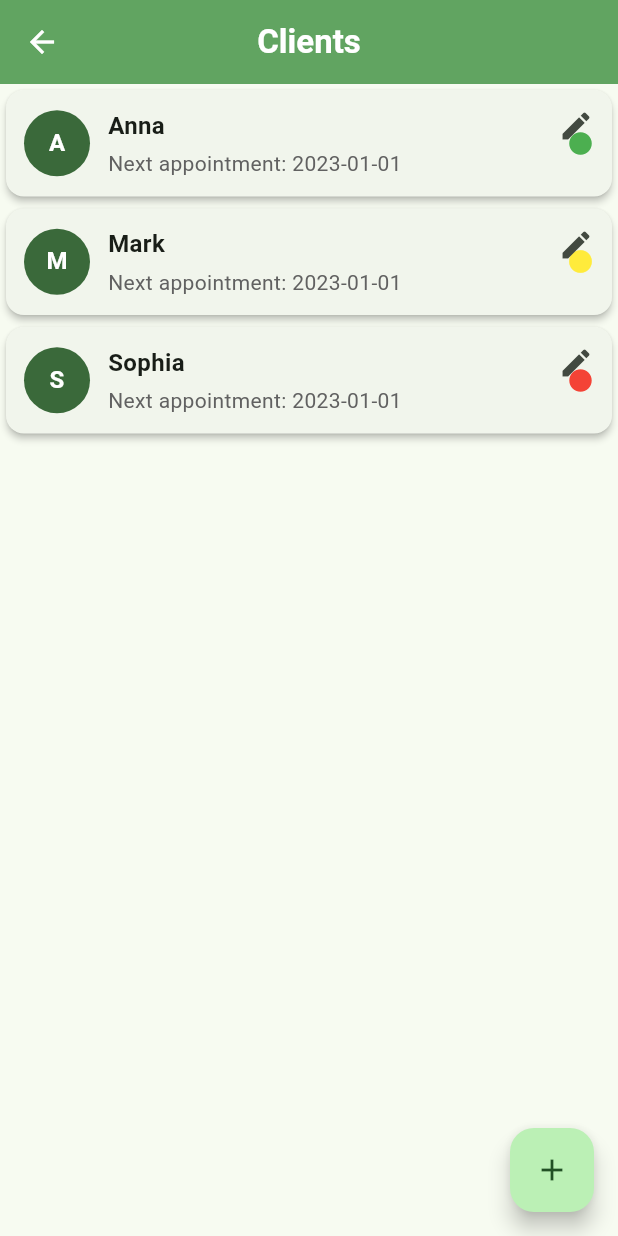
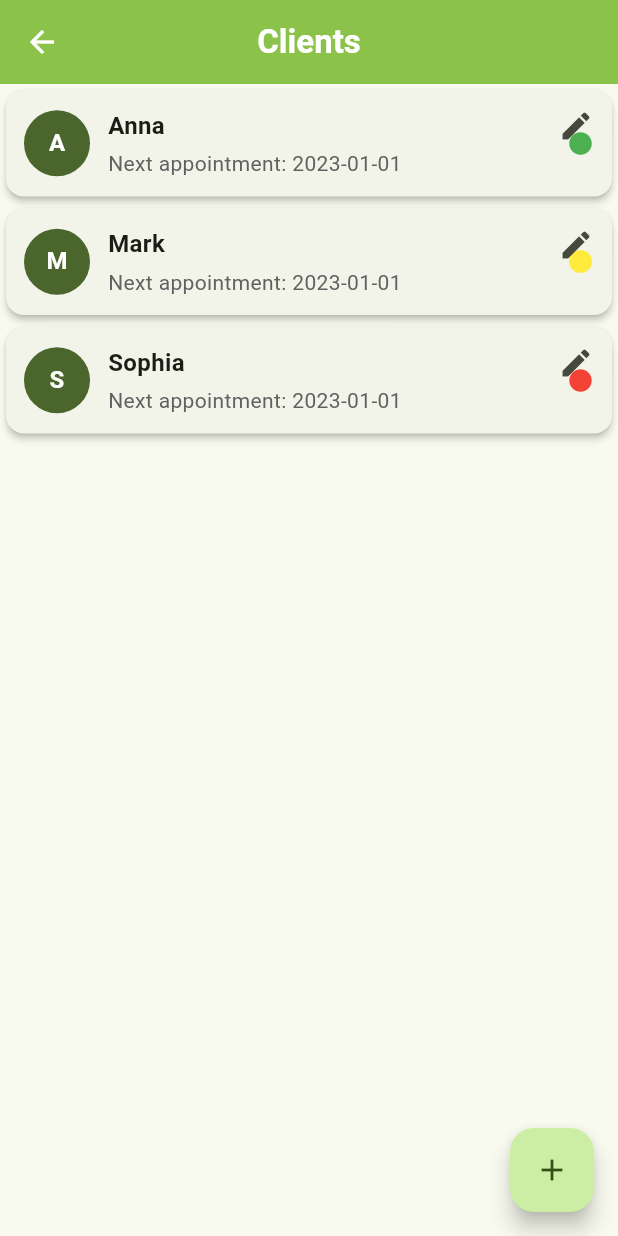
Before and after one commit to rosamarker/HealthyHabits, a Flutter app: the screen it shows after launch, after a tap on "Client list", on a phone screen of 412 x 824 dp. Run offline on Flutter 3.47's test engine with Material 3 defaults, Android fonts, the phone set to English and light mode, and no system bars; our stand-ins replace permission_handler, stop_watch_timer, table_calendar; missing offline and left inert: flutter_reactive_ble.

Commit message:
change logo + appbar color

```diff
--- a/lib/main.dart
+++ b/lib/main.dart
@@ -13,14 +13,14 @@ class HealthyHabitsApp extends StatelessWidget {
   @override
   Widget build(BuildContext context) {
     return MaterialApp(
-      title: 'HealthyHabits',
+      title: 'Healthy Habits',
       theme: ThemeData(
         colorScheme: ColorScheme.fromSeed(
-          seedColor: const Color.fromARGB(255, 97, 164, 97),
+          seedColor: Colors.lightGreen,
         ),
         useMaterial3: true,
         appBarTheme: const AppBarTheme(
-          backgroundColor: Color.fromARGB(255, 97, 164, 97),
+          backgroundColor: Colors.lightGreen,
           foregroundColor: Colors.white,
           centerTitle: true,
           titleTextStyle: TextStyle(
--- a/pubspec.yaml
+++ b/pubspec.yaml
@@ -74,4 +74,6 @@ flutter:
 
 flutter_icons:
   ios: true
+  android: true
   image_path: assets/icon/new_logo.png
+  remove_alpha_ios: true
```
Also changed, not shown: assets/icon/1new_logo.png (added), assets/icon/new_logo.png, 26 other files.
